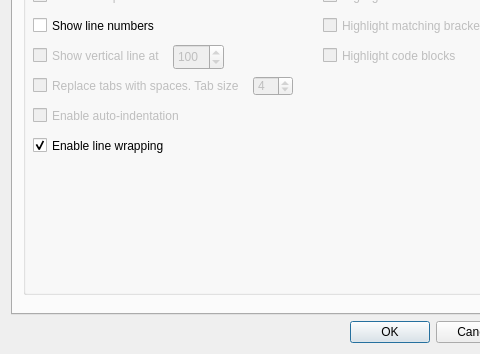
This is src/settingsdialog.ui in GAMS-dev/studio as Qt 5 draws it before an edit; both pictures show x 0 to 480 and y 163 to 517 of the 613 by 517 pixel window. The edited form follows.
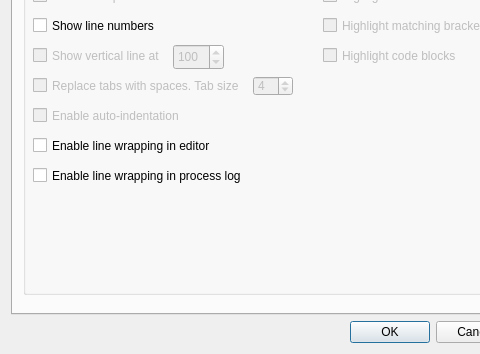
This is the edited form. The open tabs and pages were chosen to show the change.

Commit message: added setting and functionality for line wrapping in process log.

What changed in the file:
```diff
--- a/src/settingsdialog.ui
+++ b/src/settingsdialog.ui
@@ -481,14 +481,36 @@
          </rect>
         </property>
         <property name="text">
-         <string>Enable line wrapping</string>
+         <string>Enable line wrapping in editor</string>
         </property>
         <property name="checkable">
          <bool>true</bool>
         </property>
         <property name="checked">
+         <bool>false</bool>
+        </property>
+       </widget>
+       <widget class="QCheckBox" name="cb_linewrap_process">
+        <property name="enabled">
          <bool>true</bool>
         </property>
+        <property name="geometry">
+         <rect>
+          <x>10</x>
+          <y>270</y>
+          <width>271</width>
+          <height>23</height>
+         </rect>
+        </property>
+        <property name="text">
+         <string>Enable line wrapping in process log</string>
+        </property>
+        <property name="checkable">
+         <bool>true</bool>
+        </property>
+        <property name="checked">
+         <bool>false</bool>
+        </property>
        </widget>
       </widget>
      </widget>
```
Left out of the diff: 5 changed lines with no effect on the pictures. The commit also changes 6 other files.
